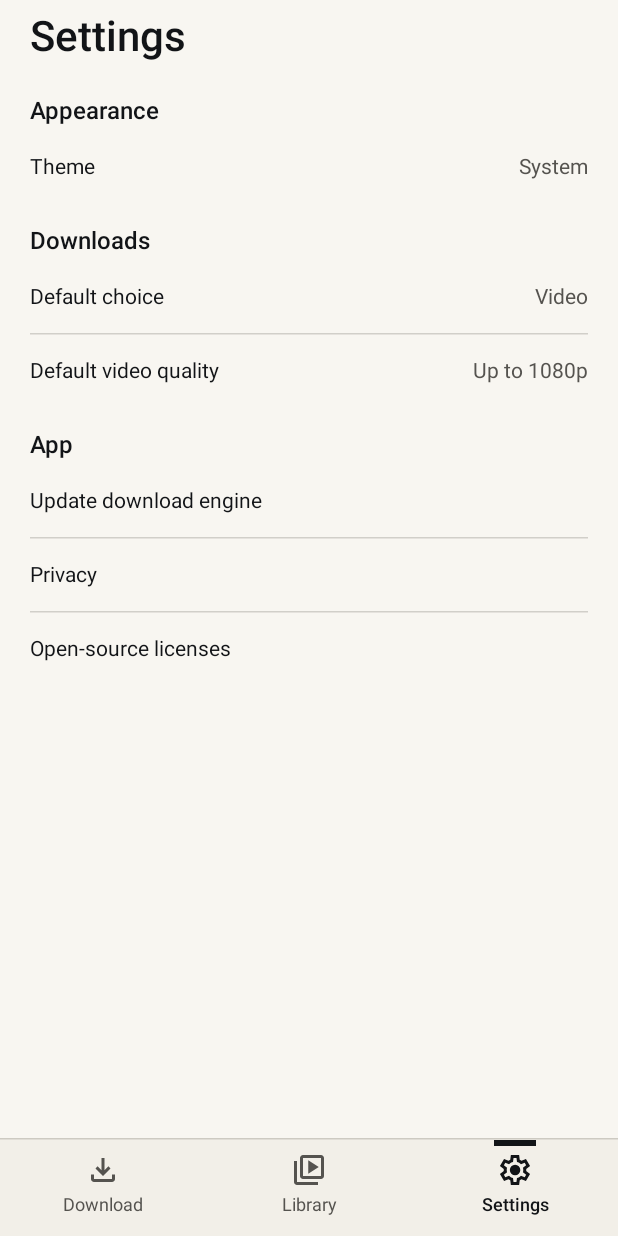
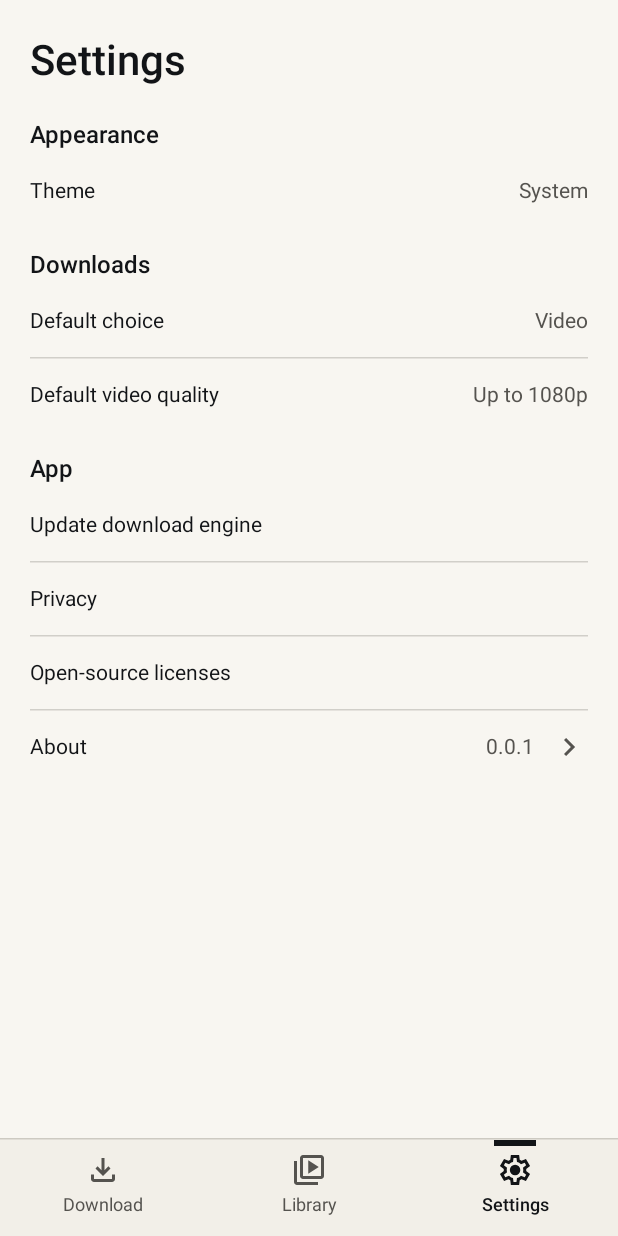
Before and after one commit to MyOwnware/perseid, an Android app built with Jetpack Compose: the screen it shows after launch (MainActivity), item 3 of the bottom bar chosen, on a phone screen of 412 x 824 dp. Run offline under Robolectric (Android 15) with nearby library versions, the phone set to English and light mode, and no system bars.

Commit message:
feat(settings): add version details and adjust title spacing

```diff
--- a/app/build.gradle.kts
+++ b/app/build.gradle.kts
@@ -29,6 +29,7 @@ android {
     }
 
     buildFeatures {
+        buildConfig = true
         compose = true
     }
 
--- a/app/src/main/kotlin/app/myownware/perseid/core/design/PerseidMessages.kt
+++ b/app/src/main/kotlin/app/myownware/perseid/core/design/PerseidMessages.kt
@@ -32,7 +32,8 @@ internal fun PerseidTopBar(
             .fillMaxWidth()
             .windowInsetsPadding(WindowInsets.safeDrawing.only(WindowInsetsSides.Top + WindowInsetsSides.Horizontal))
             .heightIn(min = DesignSize.TouchTarget)
-            .padding(horizontal = DesignSize.Gutter, vertical = DesignSize.Small),
+            .padding(horizontal = DesignSize.Gutter)
+            .padding(top = DesignSize.Small + DesignSize.Section, bottom = DesignSize.Small),
         verticalAlignment = Alignment.CenterVertically,
     ) {
         Text(
--- a/app/src/main/kotlin/app/myownware/perseid/feature/settings/SettingsPlaceholder.kt
+++ b/app/src/main/kotlin/app/myownware/perseid/feature/settings/SettingsPlaceholder.kt
@@ -1,25 +1,37 @@
 package app.myownware.perseid.feature.settings
 
+import androidx.compose.foundation.clickable
 import androidx.compose.foundation.layout.Arrangement
 import androidx.compose.foundation.layout.Column
 import androidx.compose.foundation.layout.Row
 import androidx.compose.foundation.layout.fillMaxWidth
 import androidx.compose.foundation.layout.heightIn
 import androidx.compose.foundation.layout.padding
+import androidx.compose.material3.AlertDialog
 import androidx.compose.material3.HorizontalDivider
+import androidx.compose.material3.Icon
 import androidx.compose.material3.MaterialTheme
 import androidx.compose.material3.Text
 import androidx.compose.runtime.Composable
+import androidx.compose.runtime.getValue
+import androidx.compose.runtime.mutableStateOf
+import androidx.compose.runtime.saveable.rememberSaveable
+import androidx.compose.runtime.setValue
 import androidx.compose.ui.Alignment
 import androidx.compose.ui.Modifier
+import androidx.compose.ui.res.painterResource
 import androidx.compose.ui.res.stringResource
+import androidx.compose.ui.semantics.Role
 import androidx.compose.ui.semantics.heading
 import androidx.compose.ui.semantics.semantics
+import app.myownware.perseid.BuildConfig
 import app.myownware.perseid.R
 import app.myownware.perseid.core.design.DesignSize
+import app.myownware.perseid.core.design.SecondaryButton
 
 @Composable
 internal fun SettingsPlaceholder() {
+    var aboutOpen by rememberSaveable { mutableStateOf(false) }
     Column(verticalArrangement = Arrangement.spacedBy(DesignSize.Section)) {
         SettingsSection(stringResource(R.string.settings_appearance)) {
             SettingRow(stringResource(R.string.settings_theme), stringResource(R.string.settings_theme_system))
@@ -38,8 +50,22 @@ internal fun SettingsPlaceholder() {
             SettingRow(stringResource(R.string.settings_privacy))
             SettingsDivider()
             SettingRow(stringResource(R.string.settings_licenses))
+            SettingsDivider()
+            SettingRow(stringResource(R.string.settings_about), BuildConfig.VERSION_NAME) { aboutOpen = true }
         }
     }
+    if (aboutOpen) AboutDialog { aboutOpen = false }
+}
+
+@Composable
+private fun AboutDialog(onClose: () -> Unit) {
+    AlertDialog(
+        onDismissRequest = onClose,
+        title = { Text(stringResource(R.string.app_name)) },
+        text = { Text(stringResource(R.string.settings_version, BuildConfig.VERSION_NAME)) },
+        confirmButton = { SecondaryButton(stringResource(R.string.settings_close), onClick = onClose) },
+        containerColor = MaterialTheme.colorScheme.surface,
+    )
 }
 
 @Composable
@@ -61,14 +87,24 @@ private fun SettingsSection(
 private fun SettingRow(
     label: String,
     value: String? = null,
+    onClick: (() -> Unit)? = null,
 ) {
+    val action = if (onClick == null) Modifier else Modifier.clickable(role = Role.Button, onClick = onClick)
+    val secondary = MaterialTheme.colorScheme.onSurfaceVariant
     Row(
-        Modifier.fillMaxWidth().heightIn(min = DesignSize.TouchTarget).padding(vertical = DesignSize.Small),
+        Modifier
+            .fillMaxWidth()
+            .heightIn(min = DesignSize.TouchTarget)
+            .then(action)
+            .padding(vertical = DesignSize.Small),
         horizontalArrangement = Arrangement.spacedBy(DesignSize.RowGap),
         verticalAlignment = Alignment.CenterVertically,
     ) {
         Text(label, Modifier.weight(1f), style = MaterialTheme.typography.bodyLarge)
-        if (value != null) Text(value, color = MaterialTheme.colorScheme.onSurfaceVariant)
+        if (value != null) Text(value, color = secondary)
+        if (onClick != null) {
+            Icon(painterResource(R.drawable.ic_chevron_right), contentDescription = null, tint = secondary)
+        }
     }
 }
 
--- /dev/null
+++ b/app/src/main/res/drawable/ic_chevron_right.xml
@@ -0,0 +1,12 @@
+<vector xmlns:android="http://schemas.android.com/apk/res/android"
+  android:width="24dp"
+  android:height="24dp"
+  android:viewportWidth="960"
+  android:viewportHeight="960"
+  android:autoMirrored="true">
+  <group android:translateY="960">
+    <path
+      android:fillColor="#FFFFFFFF"
+      android:pathData="M504-480 320-664l56-56 240 240-240 240-56-56 184-184Z" />
+  </group>
+</vector>
--- a/app/src/main/res/values/strings.xml
+++ b/app/src/main/res/values/strings.xml
@@ -19,6 +19,9 @@
   <string name="settings_engine_update">Update download engine</string>
   <string name="settings_privacy">Privacy</string>
   <string name="settings_licenses">Open-source licenses</string>
+  <string name="settings_about">About</string>
+  <string name="settings_version">Version %1$s</string>
+  <string name="settings_close">Close</string>
   <string name="media_video">Video</string>
   <string name="media_audio">Audio</string>
   <string name="download_paused">Paused</string>
```
